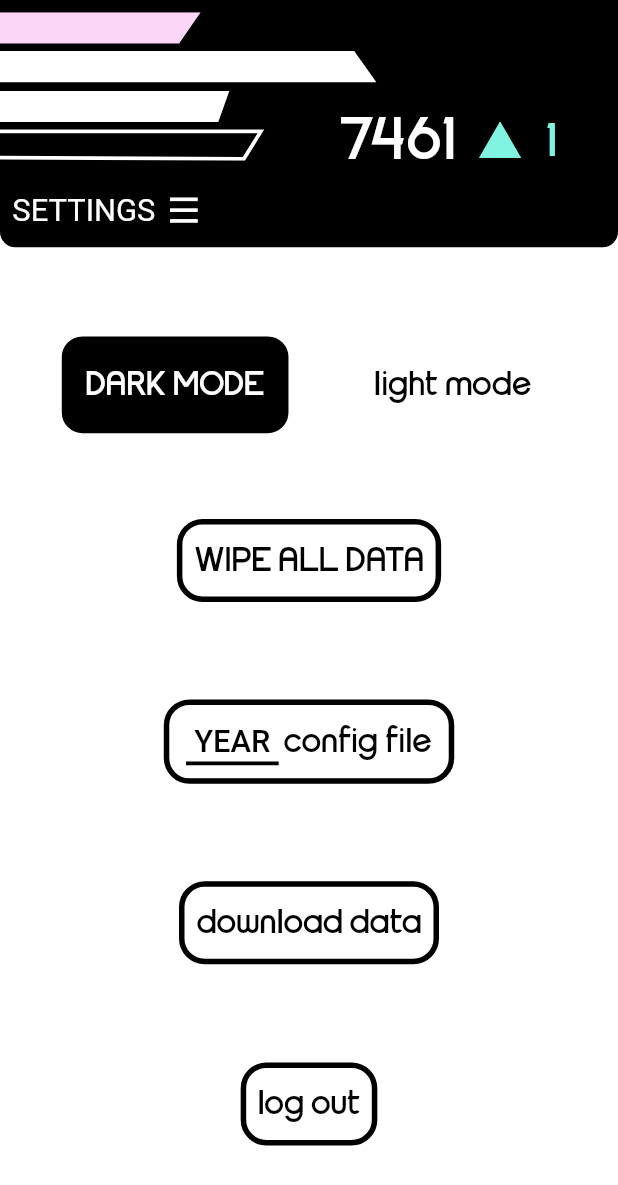
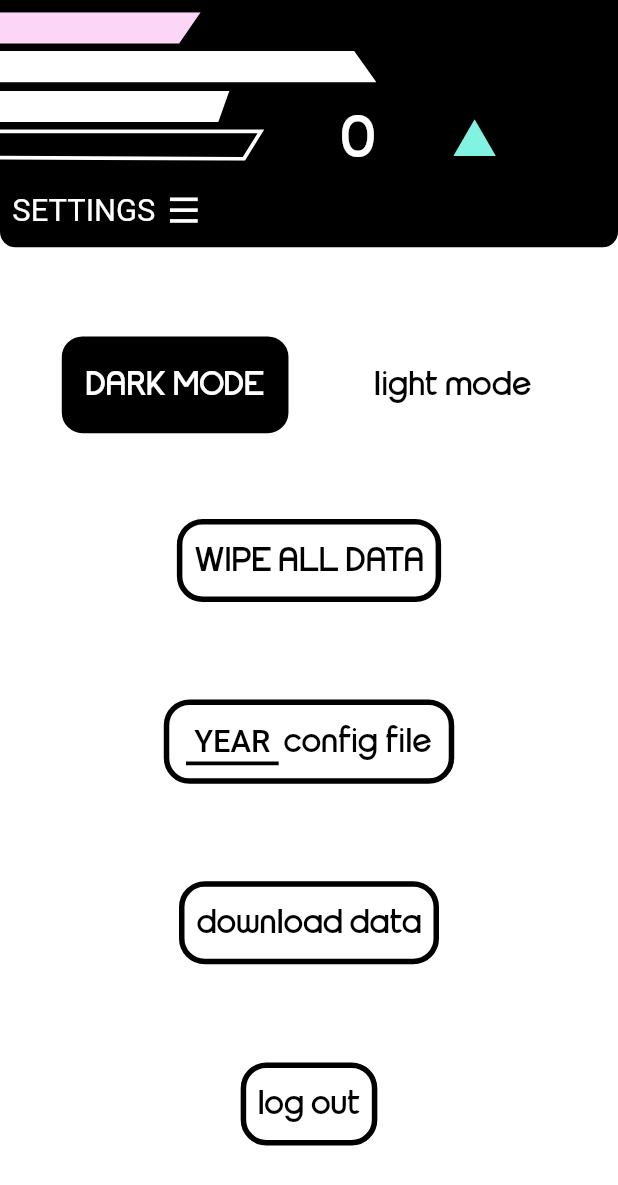
Before and after one commit to SushiSquad7461/sushi-scouts, a Flutter app: the StratSettings screen opened directly, after a tap on "download data", on a phone screen of 412 x 824 dp. Shown: the top 1185 px of the screen. Run offline on Flutter 3.47's test engine with Material 2 defaults, Android fonts, the light colour scheme and no system bars; our stand-ins replace cloud_firestore, csv, dio, firebase_core, flutter_bloc, flutter_svg and 4 more; missing offline and left inert: flutter_device_type, localstore, qr_code_scanner, statistics; accounts and stored records are empty; generated files the repository leaves out were written again; Roboto replaces fonts that are missing (Mohave).

Commit message:
add nav bar strat

```diff
--- a/lib/src/logic/network/api_repository.dart
+++ b/lib/src/logic/network/api_repository.dart
@@ -25,7 +25,27 @@
     dio.options.headers["If-Modified-Since"] = "";
     _restClient = RestClient(dio, baseUrl: "");
     try {
-      return await _restClient!.getMatchSchedule(event, tournamentLevel);
+      return await _restClient!
+          .getMatchSchedule(event, tournamentLevel, DateTime.now().year);
+    } catch (error) {
+      log(ErrorHelper.handleError(error as Exception));
+      return null;
+    }
+  }
+
+  Future<int?> getRank(String event, int teamNum) async {
+    final dio = Dio();
+    Secret secrets =
+        await SecretLoader(secretPath: "assets/secrets.json").load();
+    dio.options.headers["Authorization"] =
+        'Basic ${base64.encode(utf8.encode("${secrets.getApiKey("tbaUsername")}:${secrets.getApiKey("tbaPassword")}"))}';
+    dio.options.headers["If-Modified-Since"] = "";
+    _restClient = RestClient(dio, baseUrl: "");
+    try {
+      String data =
+          await _restClient!.getRanking(event, teamNum, DateTime.now().year);
+      Map<String, dynamic> parsed = json.decode(data);
+      return parsed["Rankings"][0]["rank"];
     } catch (error) {
       log(ErrorHelper.handleError(error as Exception));
       return null;
--- a/lib/src/logic/network/rest_client.dart
+++ b/lib/src/logic/network/rest_client.dart
@@ -12,9 +12,14 @@
   factory RestClient(Dio dio, {required String baseUrl}) = _RestClient;
 
   @GET(
-      "https://frc-api.firstinspires.org/v3.0/2020/schedule/{eventCode}?tournamentLevel={tournamentLevel}")
+      "https://frc-api.firstinspires.org/v3.0/{year}/schedule/{eventCode}?tournamentLevel={tournamentLevel}")
   Future<MatchSchedule> getMatchSchedule(@Path("eventCode") String eventCode,
-      @Path("tournamentLevel") String tournamentLevel);
+      @Path("tournamentLevel") String tournamentLevel, @Path("year") int year);
+
+  @GET(
+      "https://frc-api.firstinspires.org/v3.0/{year}/rankings/{eventCode}?teamNumber={teamNum}")
+  Future<String> getRanking(@Path("eventCode") String eventCode,
+      @Path("teamNum") int teamNum, @Path("year") int year);
 
   @GET(
       "https://sushi-structeres.herokuapp.com/api/getconfigfile?teamNum={teamNum}&year={year}")
--- a/lib/src/views/ui/login.dart
+++ b/lib/src/views/ui/login.dart
@@ -274,7 +274,7 @@
                         FilteringTextInputFormatter.digitsOnly
                       ],
                       onChanged: (String? val) => setState(() {
-                        teamNum = (val != null ? int.parse(val) : val) as int?;
+                        teamNum = (val != null && val != "" ? int.parse(val) : null);
                       }),
                     ),
                   ),
--- a/lib/src/views/ui/sushi_strategy/strat_settings.dart
+++ b/lib/src/views/ui/sushi_strategy/strat_settings.dart
@@ -92,6 +92,14 @@
     for (var i in toAdd.docs) {
       db.collection(stratDatabaseName).doc(i.id).set(i.data());
     }
+
+    String rank = (await ApiRepository()
+        .getRank(
+            BlocProvider.of<LoginCubit>(context).state.eventCode.toUpperCase(),
+            BlocProvider.of<LoginCubit>(context).state.teamNum))
+        .toString();
+
+    db.collection("frcapi").doc("rank").set({"rank": rank});
   }
 
   @override
--- a/lib/src/views/util/header/header_title/mobile_strategy_main.dart
+++ b/lib/src/views/util/header/header_title/mobile_strategy_main.dart
@@ -1,12 +1,17 @@
 // Flutter imports:
 import "package:flutter/material.dart";
+import 'package:flutter_bloc/flutter_bloc.dart';
 
 // Package imports:
 import "package:flutter_svg/svg.dart";
+import 'package:localstore/localstore.dart';
 
 // Project imports:
+import '../../../../logic/blocs/login_bloc/login_cubit.dart';
+import '../../../../logic/blocs/theme_bloc/theme_cubit.dart';
 import "../../../../logic/helpers/color/hex_color.dart";
 import "../../../../logic/helpers/size/screen_size.dart";
+import '../../../../logic/network/api_repository.dart';
 
 class HeaderTitleMobileStrategyMain extends StatefulWidget {
   const HeaderTitleMobileStrategyMain({Key? key}) : super(key: key);
@@ -18,9 +23,32 @@
 
 class _HeaderTitleMobileStrategyMainState
     extends State<HeaderTitleMobileStrategyMain> {
+  final Localstore db = Localstore.instance;
+  String rank = "";
+
+  @override
+  void initState() {
+    super.initState();
+    updateTeamNum();
+  }
+
+  @override
+  void didUpdateWidget(covariant HeaderTitleMobileStrategyMain oldWidget) {
+    super.didUpdateWidget(oldWidget);
+    updateTeamNum();
+  }
+
+  Future<void> updateTeamNum() async {
+    String newRank = (await db.collection("frcapi").doc("rank").get())!["rank"];
+    setState(() {
+      rank = newRank;
+    });
+  }
+
   @override
   Widget build(BuildContext context) {
     var colors = Theme.of(context);
+
     return Container(
       color: colors.primaryColorDark,
       height: ScreenSize.height * 0.14,
@@ -36,14 +64,14 @@
             left: ScreenSize.width * 0.55,
           ),
           child: SizedBox(
-            width: ScreenSize.width * 0.35,
-            height: ScreenSize.height * 0.04,
+            width: ScreenSize.width * 0.378,
+            height: ScreenSize.height * 0.043,
             child: Row(
               mainAxisAlignment: MainAxisAlignment.spaceBetween,
               crossAxisAlignment: CrossAxisAlignment.start,
               children: [
                 Text(
-                  "7461",
+                  BlocProvider.of<LoginCubit>(context).state.teamNum.toString(),
                   style: TextStyle(
                     color: colors.primaryColor,
                     fontFamily: "Sushi",
@@ -60,7 +88,7 @@
                 Padding(
                   padding: EdgeInsets.only(top: ScreenSize.height * 0.006),
                   child: Text(
-                    "1",
+                    rank,
                     style: TextStyle(
                       color: HexColor("#81F4E1"),
                       fontFamily: "Sushi",
```
Also changed, not shown: lib/src/logic/models/compressed_data_model.g.dart, lib/src/logic/models/match_schedule.g.dart, lib/src/logic/models/scouting_data_models/component.g.dart, lib/src/logic/models/scouting_data_models/page.g.dart, lib/src/logic/models/supervise_data.g.dart, lib/src/logic/network/rest_client.g.dart.
